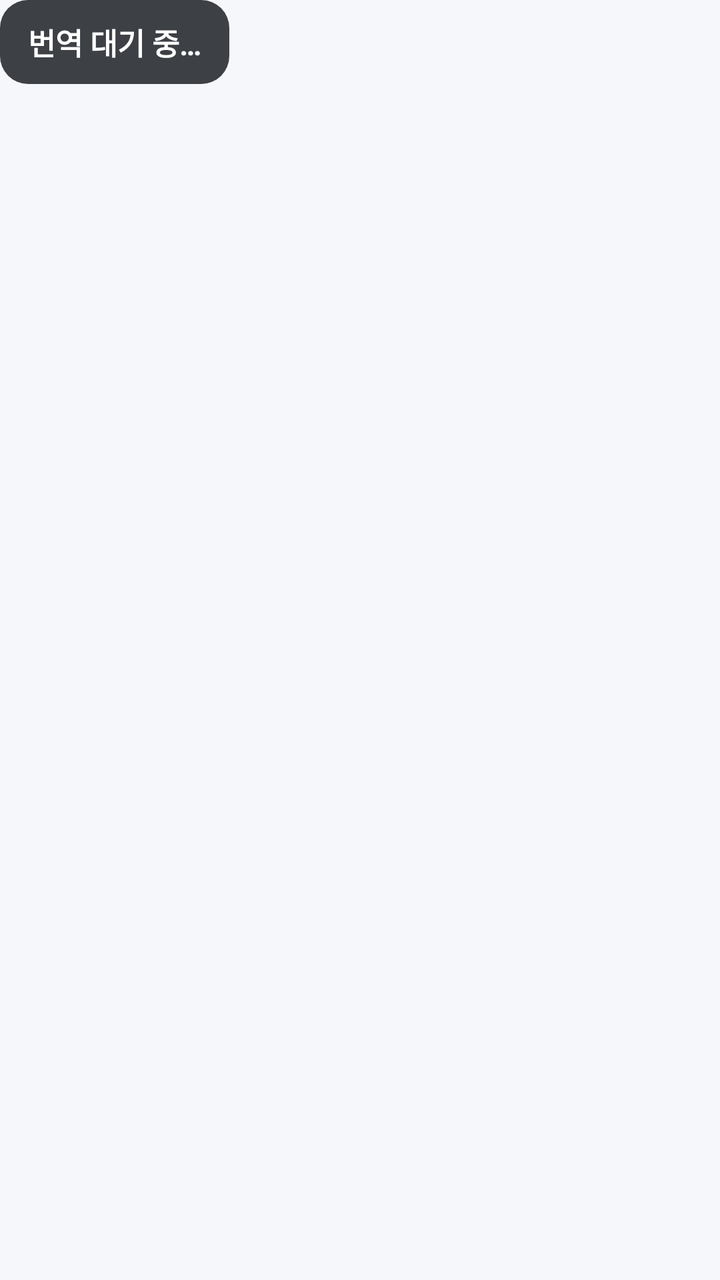
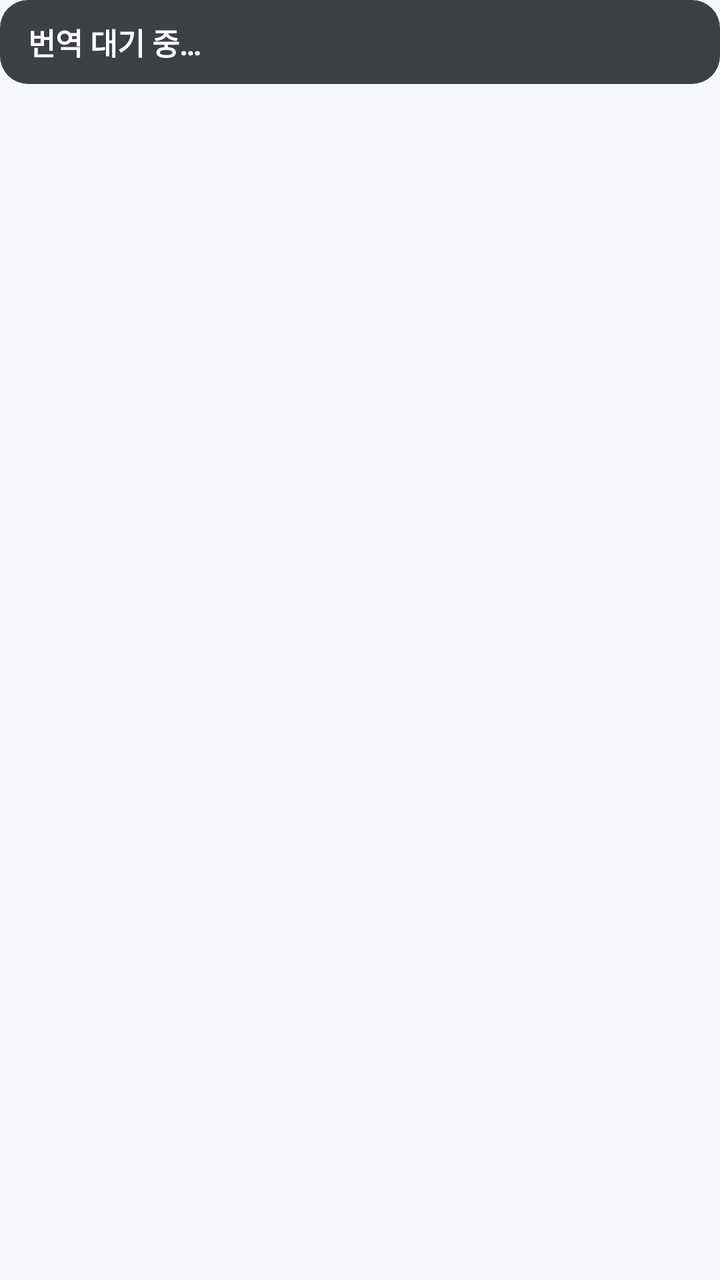

Before-and-after screenshots of an Android layout around one commit, followed by the original layout XML and the change that was made.
<!-- AndroidManifest.xml: application theme Theme.SubTranslator -->
<!-- res/layout/overlay_caption.xml -->
<?xml version="1.0" encoding="utf-8"?>
<LinearLayout xmlns:android="http://schemas.android.com/apk/res/android"
    android:layout_width="wrap_content"
    android:layout_height="wrap_content"
    android:orientation="vertical">

    <LinearLayout
        android:id="@+id/controlBar"
        android:layout_width="wrap_content"
        android:layout_height="wrap_content"
        android:layout_marginBottom="6dp"
        android:orientation="horizontal"
        android:visibility="gone">

        <TextView
            android:id="@+id/btnToggleActive"
            android:layout_width="wrap_content"
            android:layout_height="wrap_content"
            android:background="@drawable/overlay_bubble_bg"
            android:clickable="true"
            android:focusable="true"
            android:text="활성"
            android:textColor="@color/overlay_text"
            android:textSize="14sp"
            android:textStyle="bold" />

        <View
            android:layout_width="8dp"
            android:layout_height="1dp" />

        <TextView
            android:id="@+id/btnClose"
            android:layout_width="wrap_content"
            android:layout_height="wrap_content"
            android:background="@drawable/overlay_bubble_bg"
            android:clickable="true"
            android:focusable="true"
            android:text="닫기"
            android:textColor="@color/overlay_text"
            android:textSize="14sp"
            android:textStyle="bold" />

    </LinearLayout>

    <FrameLayout
        android:layout_width="wrap_content"
        android:layout_height="wrap_content">

        <LinearLayout
            android:id="@+id/captionBox"
            android:layout_width="match_parent"
            android:layout_height="wrap_content"
            android:orientation="vertical"
            android:background="@drawable/overlay_bubble_bg">

            <TextView
                android:id="@+id/textCaption"
                android:layout_width="match_parent"
                android:layout_height="wrap_content"
                android:gravity="start"
                android:lineSpacingExtra="3dp"
                android:text="번역 대기 중…"
                android:textColor="@color/overlay_text"
                android:textSize="15sp"
                android:textStyle="bold" />

        </LinearLayout>

        <View
            android:id="@+id/resizeHandleLeft"
            android:layout_width="16dp"
            android:layout_height="match_parent"
            android:layout_gravity="start" />

        <View
            android:id="@+id/resizeHandleRight"
            android:layout_width="16dp"
            android:layout_height="match_parent"
            android:layout_gravity="end" />

    </FrameLayout>

</LinearLayout>
<!-- resources referenced by this layout -->
<resources>
  <color name="overlay_text">#FFFFFF</color>
  <!-- drawable overlay_bubble_bg (drawable) -->
  <?xml version="1.0" encoding="utf-8"?>
  <shape xmlns:android="http://schemas.android.com/apk/res/android" android:shape="rectangle">
      <solid android:color="@color/overlay_bg" />
      <corners android:radius="14dp" />
      <padding android:left="14dp" android:top="10dp" android:right="14dp" android:bottom="10dp" />
  </shape>
  <style name="Theme.SubTranslator" parent="Theme.MaterialComponents.DayNight.NoActionBar">
          <item name="colorPrimary">@color/brand_primary</item>
          <item name="colorPrimaryDark">@color/brand_primary_dark</item>
          <item name="android:windowBackground">@color/bg_light</item>
      </style>
  <color name="overlay_bg">#CC101318</color>
  <color name="brand_primary">#2F6FED</color>
  <color name="brand_primary_dark">#1E4FBF</color>
  <color name="bg_light">#F5F7FB</color>
</resources>

<!-- the commit's change to res/layout/overlay_caption.xml (unified diff, before → after) -->
@@ -53,16 +53,24 @@
             android:orientation="vertical"
             android:background="@drawable/overlay_bubble_bg">
 
-            <TextView
-                android:id="@+id/textCaption"
+            <ScrollView
+                android:id="@+id/captionScroll"
                 android:layout_width="match_parent"
                 android:layout_height="wrap_content"
-                android:gravity="start"
-                android:lineSpacingExtra="3dp"
-                android:text="번역 대기 중…"
-                android:textColor="@color/overlay_text"
-                android:textSize="15sp"
-                android:textStyle="bold" />
+                android:scrollbars="vertical">
+
+                <TextView
+                    android:id="@+id/textCaption"
+                    android:layout_width="match_parent"
+                    android:layout_height="wrap_content"
+                    android:gravity="start"
+                    android:lineSpacingExtra="3dp"
+                    android:text="번역 대기 중…"
+                    android:textColor="@color/overlay_text"
+                    android:textSize="15sp"
+                    android:textStyle="bold" />
+
+            </ScrollView>
 
         </LinearLayout>
 
@@ -78,6 +86,12 @@
             android:layout_height="match_parent"
             android:layout_gravity="end" />
 
+        <View
+            android:id="@+id/resizeHandleBottom"
+            android:layout_width="match_parent"
+            android:layout_height="16dp"
+            android:layout_gravity="bottom" />
+
     </FrameLayout>
 
 </LinearLayout>
